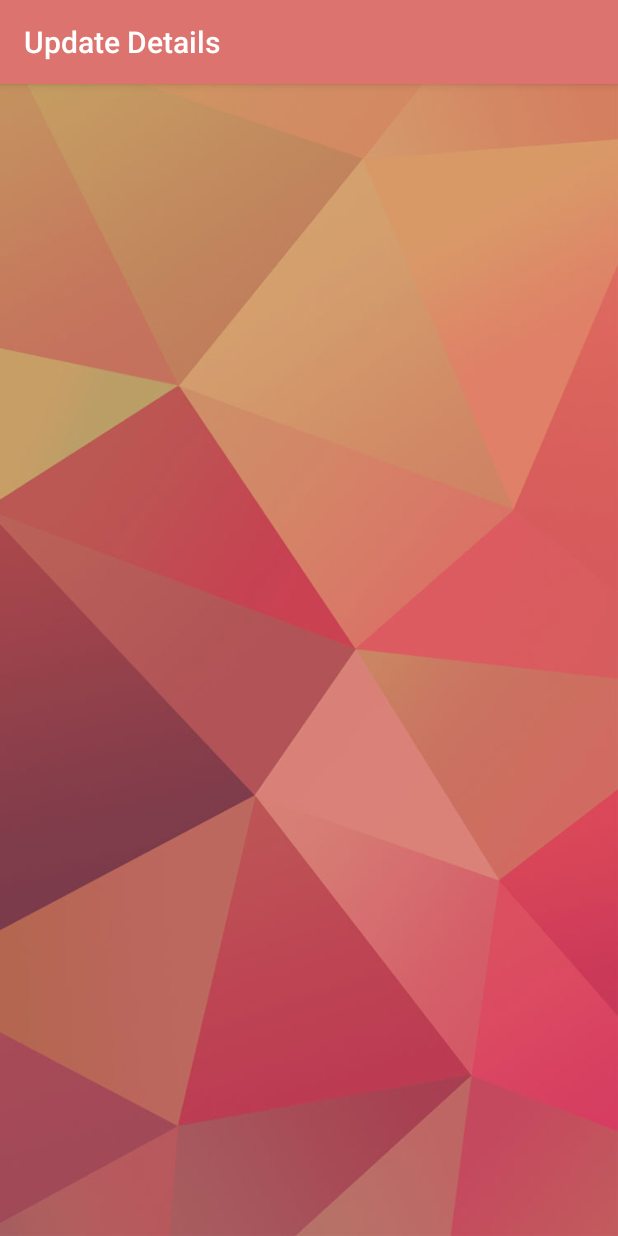
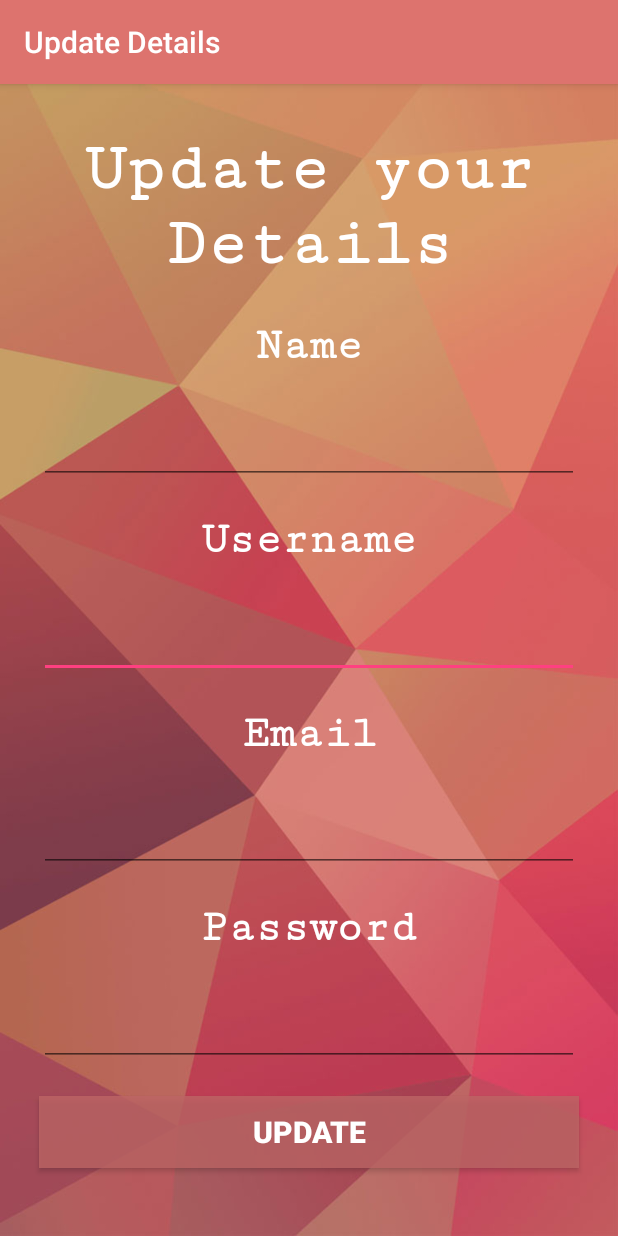
Before and after one commit to mahitha13/MC_Assignment-3, an Android app: the UpdateDetails screen opened directly, with no data from a screen before it, on a phone screen of 412 x 824 dp. Run offline under Robolectric (Android 15) with nearby library versions, the phone set to English and light mode, and no system bars.

Commit message:
My Blogger App

```diff
--- a/app/src/main/res/layout/activity_update_details.xml
+++ b/app/src/main/res/layout/activity_update_details.xml
@@ -19,5 +19,137 @@
         android:paddingTop="@dimen/activity_vertical_margin"
     tools:context="com.example.mahitha.assignment_3.UpdateDetails">
 
-</LinearLayout>
+        <TextView
+            android:layout_width="match_parent"
+            android:layout_height="wrap_content"
+            android:text="Update your Details"
+            android:id="@+id/textView11"
+            android:layout_margin="15dp"
+            android:textColor="#ffffff"
+            android:textAlignment="center"
+            android:textSize="45dp"
+            android:fontFamily="serif-monospace"
+            android:textStyle="bold" />
+
+        <TextView
+            android:layout_width="match_parent"
+            android:layout_height="wrap_content"
+            android:text="Name"
+            android:id="@+id/textView12"
+            android:textAlignment="center"
+            android:textColor="#ffffff"
+            android:textStyle="bold"
+            android:textSize="30dp"
+            android:layout_margin="10dp"
+            android:fontFamily="serif-monospace"
+            android:focusableInTouchMode="false"/>
+
+        <EditText
+            android:layout_width="match_parent"
+            android:layout_height="wrap_content"
+            android:inputType="textPersonName"
+            android:ems="10"
+            android:id="@+id/ET_name"
+            android:layout_margin="10dp"
+            android:longClickable="true"
+            android:textColor="#ffffff"
+            android:textStyle="normal"
+            android:textAlignment="center"
+            android:textSize="25dp"
+            android:editable="true" />
+
+
+        <TextView
+            android:layout_width="match_parent"
+            android:layout_height="wrap_content"
+            android:text="Username"
+            android:id="@+id/textView13"
+            android:textAlignment="center"
+            android:textColor="#ffffff"
+            android:textStyle="bold"
+            android:textSize="30dp"
+            android:layout_margin="10dp"
+            android:fontFamily="serif-monospace"
+            android:focusableInTouchMode="false"/>
+
+        <EditText
+            android:layout_width="match_parent"
+            android:layout_height="wrap_content"
+            android:id="@+id/ET_username"
+            android:layout_margin="10dp"
+            android:longClickable="true"
+            android:textColor="#ffffff"
+            android:textStyle="normal"
+            android:textAlignment="center"
+            android:textSize="25dp"
+            android:editable="true" />
+
+
+        <TextView
+            android:layout_width="match_parent"
+            android:layout_height="wrap_content"
+            android:text="Email"
+            android:id="@+id/textView14"
+            android:textAlignment="center"
+            android:textColor="#ffffff"
+            android:textStyle="bold"
+            android:textSize="30dp"
+            android:layout_margin="10dp"
+            android:fontFamily="serif-monospace"
+            android:focusableInTouchMode="false"/>
+
+        <EditText
+            android:layout_width="match_parent"
+            android:layout_height="wrap_content"
+            android:inputType="textEmailAddress"
+            android:ems="10"
+            android:id="@+id/ET_email"
+            android:layout_margin="10dp"
+            android:longClickable="true"
+            android:textColor="#ffffff"
+            android:textStyle="normal"
+            android:textAlignment="center"
+            android:textSize="25dp"
+            android:editable="true" />
+
+        <TextView
+            android:layout_width="match_parent"
+            android:layout_height="wrap_content"
+            android:text="Password"
+            android:id="@+id/textView15"
+            android:textAlignment="center"
+            android:textColor="#ffffff"
+            android:textStyle="bold"
+            android:textSize="30dp"
+            android:layout_margin="10dp"
+            android:fontFamily="serif-monospace"
+            android:focusableInTouchMode="false"/>
+
+        <EditText
+            android:layout_width="match_parent"
+            android:layout_height="wrap_content"
+            android:inputType="textPassword"
+            android:ems="10"
+            android:id="@+id/ET_password"
+            android:layout_margin="10dp"
+            android:longClickable="true"
+            android:textColor="#ffffff"
+            android:textStyle="normal"
+            android:textAlignment="center"
+            android:textSize="25dp"
+            android:editable="true" />
+
+        <Button
+            android:layout_width="match_parent"
+            android:layout_height="wrap_content"
+            android:text="Update"
+            android:id="@+id/Bupdate"
+            android:textColor="#ffffff"
+            android:textSize="20dp"
+            android:textStyle="bold"
+            android:textAlignment="center"
+            android:layout_margin="10dp"
+            android:background="#ccbf6666" />
+
+    </LinearLayout>
 </ScrollView>
```
Also changed, not shown: app/src/main/java/com/example/mahitha/assignment_3/BlogHome.java (+3 -4 lines), app/src/main/java/com/example/mahitha/assignment_3/DatabaseHelper.java (+21 -10 lines), app/src/main/java/com/example/mahitha/assignment_3/UpdateDetails.java (+45 -0 lines).
